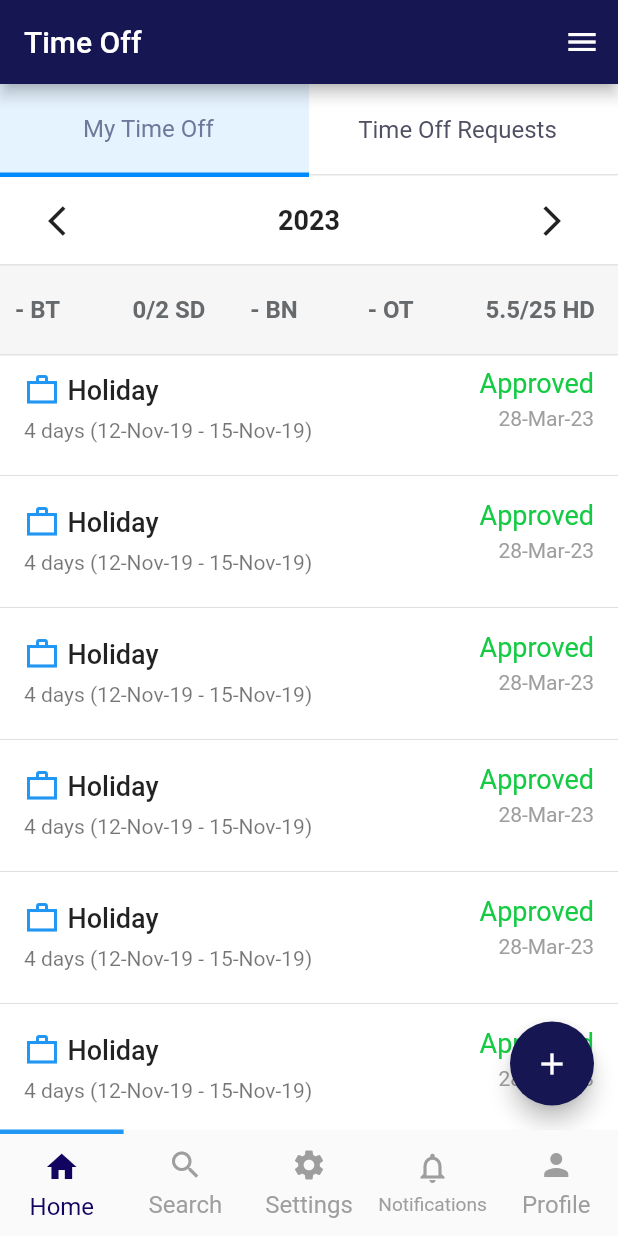
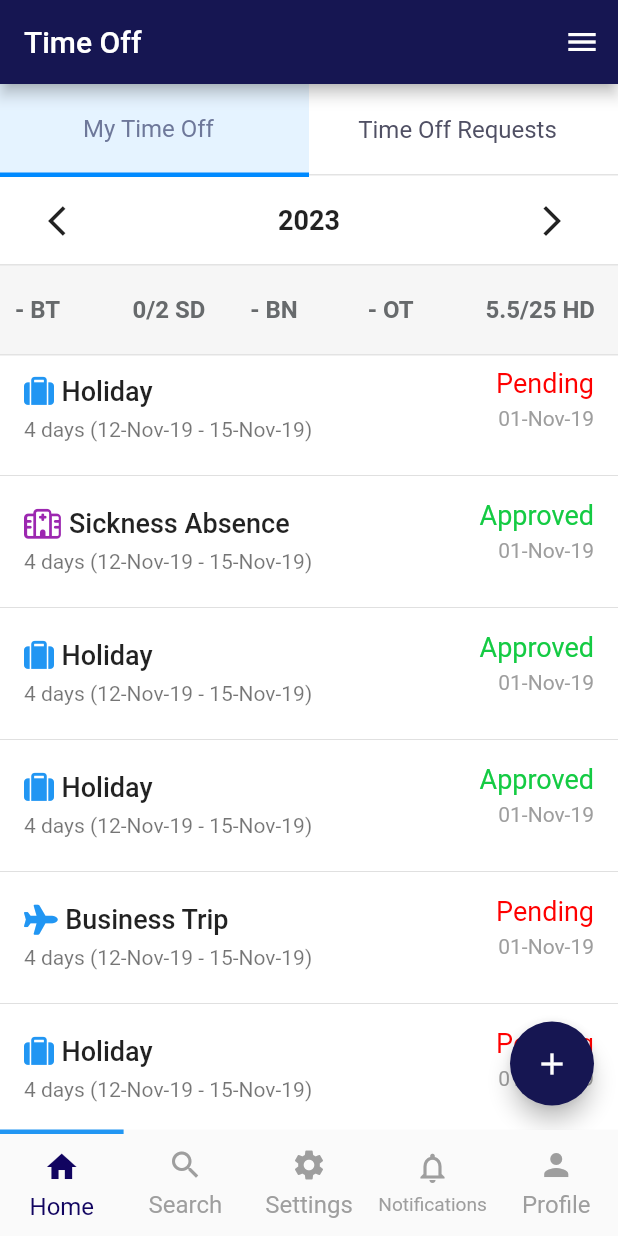
Before and after one commit to HarshsSharma/Vault_temp, a Flutter app: the screen it shows after launch, on a phone screen of 412 x 824 dp. Run offline on Flutter 3.47's test engine with Material 2 defaults, Android fonts, the phone set to English and light mode, and no system bars; our stand-ins replace dio, flutter_slidable, font_awesome_flutter; missing offline and left inert: mobile_scanner; statements that could not run were skipped.

Commit message:
splash Attempts and time off models and viewmodel

```diff
--- a/Application/vault/lib/src/core/router/router.dart
+++ b/Application/vault/lib/src/core/router/router.dart
@@ -7,11 +7,13 @@ import 'package:provider/provider.dart';
 import 'package:vault/src/core/components/dropdown_widget.dart';
 import 'package:vault/src/core/components/side_nav_bar.dart';
 import 'package:vault/src/core/helper/network/dio_helper.dart';
+import 'package:vault/src/modules/asset_tracker/view/scanned_assets_view.dart';
 import 'package:vault/src/modules/splash/splash_view.dart';
 import 'package:vault/src/modules/time_off/time_off_view.dart';
+import 'package:vault/src/modules/time_off/view_model/time_off_view_model.dart';
 import 'package:vault/src/modules/time_tracking/time_tracking_view.dart';
 
-import '../../modules/asset_tracker/view/dashboard.dart';
+import '../../modules/asset_tracker/view/dashboard_view.dart.dart';
 import '../../modules/time_tracking/view_model/time_tracking_controller.dart';
 import '../components/persistent_nav_bar/item_model.dart';
 import '../components/persistent_nav_bar/persistent_nav_bar.dart';
@@ -31,6 +33,10 @@ class AppRouter {
                 create: (context) => TimeTrackingViewModel(),
                 lazy: true,
               ),
+              ChangeNotifierProvider(
+                create: (context) => TimeOffViewModel(),
+                lazy: true,
+              ),
             ],
             child: App(
                 navModel: NavModel({
@@ -45,7 +51,7 @@ class AppRouter {
               ItemModel(GlobalKey<NavigatorState>(), Icons.notifications_none,
                   const Profile(), TabItem.notification, 'Notifications'),
               ItemModel(GlobalKey<NavigatorState>(), Icons.person,
-                  const Profile(), TabItem.profile, 'Profile'),
+                  const ScannedAssets(), TabItem.profile, 'Profile'),
             ])),
           ),
         );
--- /dev/null
+++ b/Application/vault/lib/src/modules/time_off/model/time_off_model.dart
@@ -0,0 +1,12 @@
+import 'package:flutter/material.dart';
+
+class TimeOffModel {
+  final String? type;
+  final String? duration;
+  final String? message;
+  final String? status;
+  final String? statusDate;
+  final Widget? icon;
+  TimeOffModel(this.duration, this.message,
+      {this.type, this.status, this.statusDate, this.icon});
+}
--- /dev/null
+++ b/Application/vault/lib/src/modules/time_off/model/time_off_req_model.dart
@@ -0,0 +1,14 @@
+import 'package:flutter/material.dart';
+
+class TimeOffReq {
+  final String? name;
+  final String? type;
+  final String? message;
+  final String? date;
+  final String? duration;
+  final IconData? icon;
+  final String country;
+  TimeOffReq(this.name, this.duration, this.country, this.type, this.message,
+      this.date,
+      {this.icon});
+}
--- a/Application/vault/lib/src/modules/time_off/time_off_view.dart
+++ b/Application/vault/lib/src/modules/time_off/time_off_view.dart
@@ -1,7 +1,9 @@
 import 'package:flutter/material.dart';
+import 'package:provider/provider.dart';
 import 'package:vault/src/core/components/list_view_tab.dart';
 import 'package:vault/src/modules/time_off/time_off_details.dart';
 import 'package:vault/src/modules/time_off/time_off_req.dart';
+import 'package:vault/src/modules/time_off/view_model/time_off_view_model.dart';
 import 'package:vault/src/modules/time_off/widgets/absence_item.dart';
 import 'package:vault/src/modules/time_off/widgets/time_off_item.dart';
 
@@ -16,7 +18,6 @@ class TimeOff extends StatefulWidget {
 }
 
 class _TimeOffState extends State<TimeOff> {
-  int tab = 0;
   @override
   Widget build(BuildContext context) {
     return Scaffold(
@@ -34,13 +35,9 @@ class _TimeOffState extends State<TimeOff> {
               TabBarItem(label: 'My Time Off'),
               TabBarItem(label: 'Time Off Requests'),
             ],
-            onChanged: (value) {
-              setState(() {
-                tab = value;
-              });
-            },
+            onChanged: context.read<TimeOffViewModel>().toggleTimeOffTab,
           ),
-          if (tab == 0)
+          if (context.watch<TimeOffViewModel>().timeOffTab == 0)
             Container(
               color: Colors.white,
               padding: const EdgeInsets.symmetric(horizontal: 20, vertical: 5),
@@ -61,7 +58,7 @@ class _TimeOffState extends State<TimeOff> {
                 ],
               ),
             ),
-          if (tab == 0)
+          if (context.watch<TimeOffViewModel>().timeOffTab == 0)
             Container(
               decoration: const BoxDecoration(
                   color: Color(0xffF6F6F6),
@@ -86,20 +83,36 @@ class _TimeOffState extends State<TimeOff> {
                   onTap: () => Navigator.push(
                       context,
                       MaterialPageRoute(
-                        builder: (context) => tab == 0
-                            ? const TimeOffDetails()
-                            : const TimeOffRequests(),
+                        builder: (context) =>
+                            context.watch<TimeOffViewModel>().timeOffTab == 0
+                                ? const TimeOffDetails()
+                                : const TimeOffRequests(),
                       )),
                   listItem: (context, index) {
-                    return tab == 0 ? const TimeOffItem() : AbsenceItem();
+                    return context.watch<TimeOffViewModel>().timeOffTab == 0
+                        ? TimeOffItem(
+                            timeOff: context
+                                .watch<TimeOffViewModel>()
+                                .timesOff[index],
+                          )
+                        : AbsenceItem(
+                            timeOffReq: context
+                                .watch<TimeOffViewModel>()
+                                .timesOffRequests[index],
+                          );
                   },
                   separated: (context, index) {
                     return const Divider();
                   },
-                  length: 20))
+                  length: context.watch<TimeOffViewModel>().timeOffTab == 0
+                      ? context.watch<TimeOffViewModel>().timesOff.length
+                      : context
+                          .watch<TimeOffViewModel>()
+                          .timesOffRequests
+                          .length))
         ],
       ),
-      floatingActionButton: tab == 0
+      floatingActionButton: context.watch<TimeOffViewModel>().timeOffTab == 0
           ? FloatingActionButton(
               onPressed: () {
                 Navigator.push(
--- /dev/null
+++ b/Application/vault/lib/src/modules/time_off/view_model/time_off_view_model.dart
@@ -0,0 +1,177 @@
+import 'package:flutter/material.dart';
+import 'package:font_awesome_flutter/font_awesome_flutter.dart';
+import 'package:vault/src/modules/time_off/model/time_off_req_model.dart';
+
+import '../model/time_off_model.dart';
+
+class TimeOffViewModel extends ChangeNotifier {
+  List<TimeOffModel> timesOff = [
+    TimeOffModel('4 days (12-Nov-19 - 15-Nov-19)',
+        'Approved by John Smith. Covered by Jane Doe.',
+        icon: const FaIcon(
+          FontAwesomeIcons.suitcase,
+          color: Colors.blue,
+          size: 20,
+        ),
+        status: 'Pending',
+        statusDate: '01-Nov-19',
+        type: 'Holiday'),
+    TimeOffModel('4 days (12-Nov-19 - 15-Nov-19)',
+        'Approved by John Smith. Covered by Jane Doe.',
+        icon: const FaIcon(
+          FontAwesomeIcons.hospital,
+          color: Colors.purple,
+          size: 20,
+        ),
+        status: 'Approved',
+        statusDate: '01-Nov-19',
+        type: 'Sickness Absence'),
+    TimeOffModel('4 days (12-Nov-19 - 15-Nov-19)',
+        'Approved by John Smith. Covered by Jane Doe.',
+        icon: const FaIcon(
+          FontAwesomeIcons.suitcase,
+          color: Colors.blue,
+          size: 20,
+        ),
+        status: 'Approved',
+        statusDate: '01-Nov-19',
+        type: 'Holiday'),
+    TimeOffModel('4 days (12-Nov-19 - 15-Nov-19)',
+        'Approved by John Smith. Covered by Jane Doe.',
+        icon: const FaIcon(
+          FontAwesomeIcons.suitcase,
+          color: Colors.blue,
+          size: 20,
+        ),
+        status: 'Approved',
+        statusDate: '01-Nov-19',
+        type: 'Holiday'),
+    TimeOffModel('4 days (12-Nov-19 - 15-Nov-19)',
+        'Approved by John Smith. Covered by Jane Doe.',
+        icon: const FaIcon(
+          FontAwesomeIcons.plane,
+          size: 20,
+          color: Colors.blue,
+        ),
+        status: 'Pending',
+        statusDate: '01-Nov-19',
+        type: 'Business Trip'),
+    TimeOffModel('4 days (12-Nov-19 - 15-Nov-19)',
+        'Approved by John Smith. Covered by Jane Doe.',
+        icon: const FaIcon(
+          FontAwesomeIcons.suitcase,
+          color: Colors.blue,
+          size: 20,
+        ),
+        status: 'Pending',
+        statusDate: '01-Nov-19',
+        type: 'Holiday'),
+    TimeOffModel('4 days (12-Nov-19 - 15-Nov-19)',
+        'Approved by John Smith. Covered by Jane Doe.',
+        icon: const FaIcon(
+          FontAwesomeIcons.suitcase,
+          color: Colors.blue,
+          size: 20,
+        ),
+        status: 'Pending',
+        statusDate: '01-Nov-19',
+        type: 'Holiday'),
+    TimeOffModel('4 days (12-Nov-19 - 15-Nov-19)',
+        'Approved by John Smith. Covered by Jane Doe.',
+        icon: const FaIcon(
+          FontAwesomeIcons.suitcase,
+          color: Colors.blue,
+          size: 20,
+        ),
+        status: 'Pending',
+        statusDate: '01-Nov-19',
+        type: 'Holiday'),
+    TimeOffModel('4 days (12-Nov-19 - 15-Nov-19)',
+        'Approved by John Smith. Covered by Jane Doe.',
+        icon: const FaIcon(
+          FontAwesomeIcons.suitcase,
+          color: Colors.blue,
+          size: 20,
+        ),
+        status: 'Pending',
+        statusDate: '01-Nov-19',
+        type: 'Holiday'),
+  ];
+  List<TimeOffReq> timesOffRequests = [
+    TimeOffReq('Sebastian Bentley', 'Today', 'BG (RS)', 'Holiday',
+        'Approved by John Smith. Covered by Jane Doe.', '01-Nov-19',
+        icon: FontAwesomeIcons.suitcase),
+    TimeOffReq(
+        'Sloane Fritz',
+        '3 days (01-Nov-19 - 03-Nov-19 )',
+        'TR (SK)',
+        'Business Trip',
+        'Approved by John Smith. Covered by Jane Doe.',
+        '01-Nov-19',
+        icon: FontAwesomeIcons.plane),
+    TimeOffReq(
+        'Sloane Fritz',
+        '6 days (01-Nov-19 - 06-Nov-19 )',
+        'TR (SK)',
+        'Sickness Absence',
+        'Approved by John Smith. Covered by Jane Doe.',
+        '01-Nov-19',
+        icon: FontAwesomeIcons.hospital),
+    TimeOffReq(
+        'Sloane Fritz',
+        '12 days (01-Nov-19 - 12-Nov-19 )',
+        'BG (RS)',
+        'Sickness Absence',
+        'Approved by John Smith. Covered by Jane Doe.',
+        '01-Nov-19',
+        icon: FontAwesomeIcons.hospital),
+    TimeOffReq(
+        'Sloane Fritz',
+        '8 days (01-Nov-19 - 08-Nov-19 )',
+        'BG (RS)',
+        'Business Trip',
+        'Approved by John Smith. Covered by Jane Doe.',
+        '01-Nov-19',
+        icon: FontAwesomeIcons.plane),
+    TimeOffReq('Sebastian Bentley', 'Today', 'BG (RS)', 'Holiday',
+        'Approved by John Smith. Covered by Jane Doe.', '01-Nov-19'),
+    TimeOffReq(
+        'Sloane Fritz',
+        '3 days (01-Nov-19 - 03-Nov-19 )',
+        'TR (SK)',
+        'Business Trip',
+        'Approved by John Smith. Covered by Jane Doe.',
+        '01-Nov-19',
+        icon: FontAwesomeIcons.plane),
+    TimeOffReq(
+        'Sloane Fritz',
+        '6 days (01-Nov-19 - 06-Nov-19 )',
+        'TR (SK)',
+        'Sickness Absence',
+        'Approved by John Smith. Covered by Jane Doe.',
+        '01-Nov-19',
+        icon: FontAwesomeIcons.hospital),
+    TimeOffReq(
+        'Sloane Fritz',
+        '12 days (01-Nov-19 - 12-Nov-19 )',
+        'BG (RS)',
+        'Sickness Absence',
+        'Approved by John Smith. Covered by Jane Doe.',
+        '01-Nov-19',
+        icon: FontAwesomeIcons.hospital),
+    TimeOffReq(
+        'Sloane Fritz',
+        '8 days (01-Nov-19 - 08-Nov-19 )',
+        'BG (RS)',
+        'Business Trip',
+        'Approved by John Smith. Covered by Jane Doe.',
+        '01-Nov-19',
+        icon: FontAwesomeIcons.plane),
+  ];
+
+  int timeOffTab = 0;
+  void toggleTimeOffTab(int index) {
+    timeOffTab = index;
+    notifyListeners();
+  }
+}
--- a/Application/vault/lib/src/modules/time_off/widgets/time_off_item.dart
+++ b/Application/vault/lib/src/modules/time_off/widgets/time_off_item.dart
@@ -1,47 +1,41 @@
 import 'package:flutter/material.dart';
-
-import '../time_off_details.dart';
+import 'package:vault/src/modules/time_off/model/time_off_model.dart';
 
 class TimeOffItem extends StatelessWidget {
-  const TimeOffItem({super.key});
+  final TimeOffModel timeOff;
+  const TimeOffItem({super.key, required this.timeOff});
 
   @override
   Widget build(BuildContext context) {
     return ListTile(
-      // onTap: () {
-      //   // Navigator.push(
-      //   //     context,
-      //   //     MaterialPageRoute(
-      //   //       builder: (context) => const TimeOffDetails(),
-      //   //     ));
-      // },
       title: Row(
-        children: const [
-          Icon(
-            Icons.work_outline_sharp,
-            color: Colors.blue,
-          ),
+        children: [
+          timeOff.icon!,
           SizedBox(width: 5),
           Text(
-            'Holiday',
+            timeOff.type!,
             style: TextStyle(fontSize: 18, fontWeight: FontWeight.w500),
           ),
         ],
       ),
-      subtitle: const Text(
-        '4 days (12-Nov-19 - 15-Nov-19)',
-        style: TextStyle(fontSize: 14, height: 1.8),
+      subtitle: Text(
+        timeOff.duration!,
+        style: const TextStyle(fontSize: 14, height: 1.8),
       ),
       trailing: Column(
         crossAxisAlignment: CrossAxisAlignment.end,
-        children: const [
+        children: [
           Text(
-            'Approved',
-            style: TextStyle(color: Color(0xff14CB43), fontSize: 18),
+            timeOff.status!,
+            style: TextStyle(
+                color: timeOff.status == 'Approved'
+                    ? Color(0xff14CB43)
+                    : Color(0xffFF0000),
+                fontSize: 18),
           ),
           SizedBox(height: 5),
           Text(
-            '28-Mar-23',
+            timeOff.statusDate!,
             style: TextStyle(color: Colors.grey),
           ),
         ],
--- a/Application/vault/pubspec.yaml
+++ b/Application/vault/pubspec.yaml
@@ -39,6 +39,7 @@ dependencies:
   intl: ^0.18.0
   mobile_scanner: ^3.2.0
   dio: ^5.1.1
+  font_awesome_flutter: ^10.4.0
 
 dev_dependencies:
   flutter_test:
```
Also changed, not shown: Application/vault/lib/src/modules/splash/splash_view.dart (+148 -20 lines), Application/vault/lib/src/modules/time_off/absense.dart (+7 -1 lines), Application/vault/lib/src/modules/time_off/widgets/absence_item.dart (+13 -11 lines), Application/vault/assets/images/logo.png (added), 24 other files.
